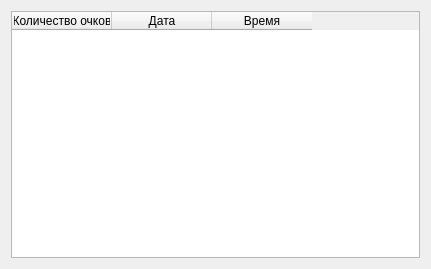
Before: the Qt Designer form results.ui in Yakovlev0309/fruit_catching_game, drawn with Qt 5.
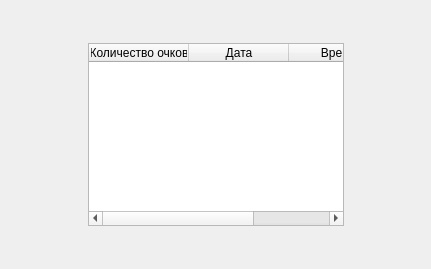
After: the same form once the commit is applied.

Commit message: Перенёс кнопки Return в классы Results и SettingsMenu

The edit to the form file:
```diff
--- a/results.ui
+++ b/results.ui
@@ -20,7 +20,46 @@
    <string>Form</string>
   </property>
   <layout class="QGridLayout" name="gridLayout">
-   <item row="0" column="0">
+   <item row="1" column="2">
+    <spacer name="horizontalSpacer_2">
+     <property name="orientation">
+      <enum>Qt::Horizontal</enum>
+     </property>
+     <property name="sizeHint" stdset="0">
+      <size>
+       <width>40</width>
+       <height>20</height>
+      </size>
+     </property>
+    </spacer>
+   </item>
+   <item row="2" column="1">
+    <spacer name="verticalSpacer">
+     <property name="orientation">
+      <enum>Qt::Vertical</enum>
+     </property>
+     <property name="sizeHint" stdset="0">
+      <size>
+       <width>20</width>
+       <height>40</height>
+      </size>
+     </property>
+    </spacer>
+   </item>
+   <item row="1" column="0">
+    <spacer name="horizontalSpacer">
+     <property name="orientation">
+      <enum>Qt::Horizontal</enum>
+     </property>
+     <property name="sizeHint" stdset="0">
+      <size>
+       <width>40</width>
+       <height>20</height>
+      </size>
+     </property>
+    </spacer>
+   </item>
+   <item row="1" column="1">
     <widget class="QTableWidget" name="results_table">
      <property name="sizePolicy">
       <sizepolicy hsizetype="Expanding" vsizetype="Expanding">
@@ -45,6 +84,19 @@
      </column>
     </widget>
    </item>
+   <item row="0" column="1">
+    <spacer name="verticalSpacer_2">
+     <property name="orientation">
+      <enum>Qt::Vertical</enum>
+     </property>
+     <property name="sizeHint" stdset="0">
+      <size>
+       <width>20</width>
+       <height>40</height>
+      </size>
+     </property>
+    </spacer>
+   </item>
   </layout>
  </widget>
  <resources/>
```
The commit also changes 7 other files.
